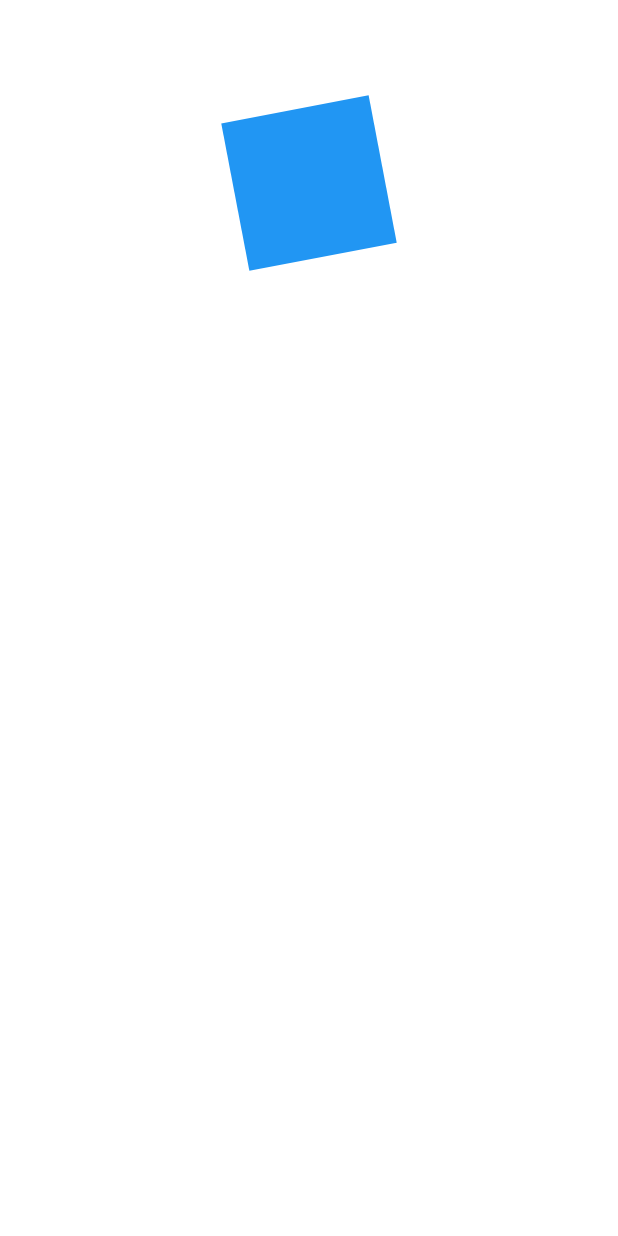
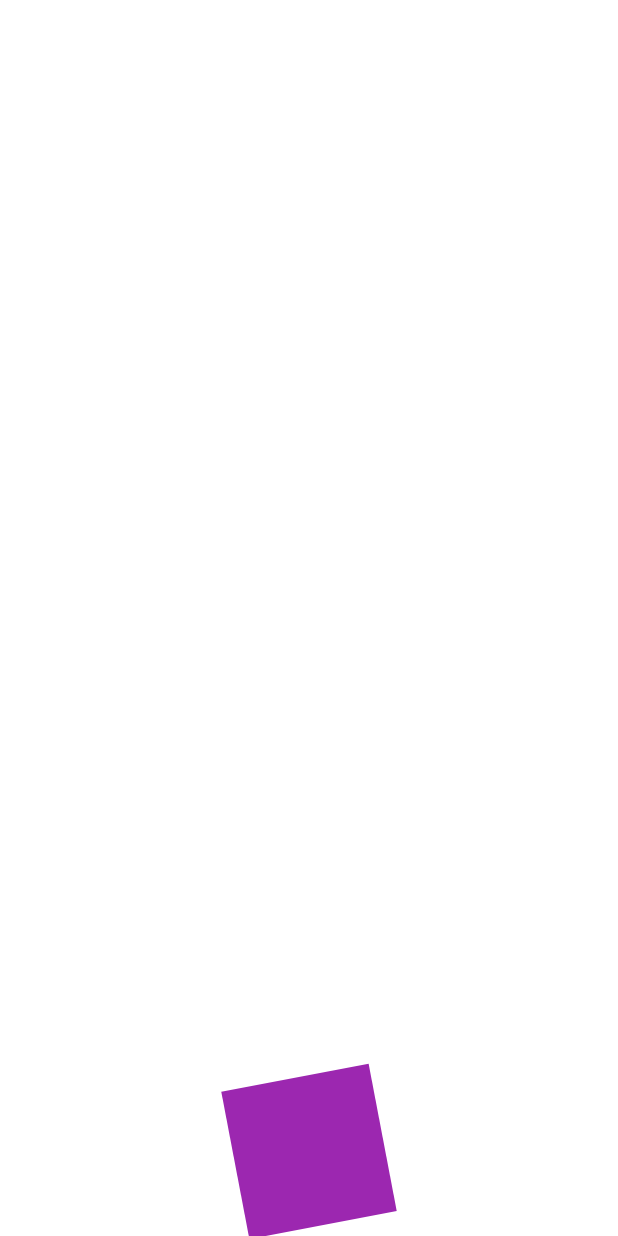
Before and after one commit to tanyashybko/Valid_email, a Flutter app: the screen it shows after launch, after a tap on "Open the sixth page", on a phone screen of 412 x 824 dp. Run offline on Flutter 3.47's test engine with Material 3 defaults, Android fonts, the phone set to English and light mode, and no system bars; our stand-ins replace email_validator; generated files the repository leaves out were written again.

Commit message:
Changed square animation

```diff
--- a/valid_email/lib/features/animation/moving_square.dart
+++ b/valid_email/lib/features/animation/moving_square.dart
@@ -1,4 +1,5 @@
 import 'package:flutter/material.dart';
+import 'dart:math' as math;
 
 class MovingSquareController {
   late AnimationController controller;
@@ -11,7 +12,7 @@ class MovingSquareController {
       vsync: vsync,
     )..repeat();
 
-    rotationAnimation = Tween<double>(begin: 0, end: 2 * 3.14159).animate(
+    rotationAnimation = Tween<double>(begin: 0, end: 2 * math.pi).animate(
       CurvedAnimation(parent: controller, curve: Curves.linear),
     );
 
--- a/valid_email/lib/widgets/input_example_screen.dart
+++ b/valid_email/lib/widgets/input_example_screen.dart
@@ -19,6 +19,7 @@ class InputExampleScreen extends StatelessWidget {
       ),
       body: Padding(
         padding: const EdgeInsets.all(16.0),
+        child: SingleChildScrollView(
           child: Column(
             crossAxisAlignment: CrossAxisAlignment.start,
             children: [
@@ -63,6 +64,7 @@ class InputExampleScreen extends StatelessWidget {
             ],
           ),
         ),
+      ),
     );
   }
 }
--- a/valid_email/lib/widgets/moving_square_widget.dart
+++ b/valid_email/lib/widgets/moving_square_widget.dart
@@ -1,4 +1,5 @@
 import 'package:flutter/material.dart';
+import 'dart:math' as math;
 import '../features/animation/moving_square.dart';
 
 class MovingSquareWidget extends StatefulWidget {
@@ -29,18 +30,25 @@ class _MovingSquareWidgetState extends State<MovingSquareWidget>
     return AnimatedBuilder(
       animation: _movingSquareController.controller,
       builder: (context, child) {
+        double height = MediaQuery.of(context).size.height;
+        double squareSize = 100.0;
+        double position = (math.sin(_movingSquareController.controller.value * 2 * math.pi) + 1) / 2;
+
         return Stack(
           children: [
             Positioned(
-              top: _movingSquareController.positionAnimation.value *
-                  (MediaQuery.of(context).size.height - 100),
-              left: MediaQuery.of(context).size.width / 2 - 50,
+              top: position * (height - squareSize),
+              left: MediaQuery.of(context).size.width / 2 - squareSize / 2,
               child: Transform.rotate(
                 angle: _movingSquareController.rotationAnimation.value,
-                child: Container(
-                  width: 100,
-                  height: 100,
-                  color: Colors.blue,
+                child: const DecoratedBox(
+                  decoration: BoxDecoration(
+                    color: Colors.purple,
+                  ),
+                  child: SizedBox(
+                    width: 100,
+                    height: 100,
+                  ),
                 ),
               ),
             ),
```
Lines whose indentation alone changed are shown as unchanged.
